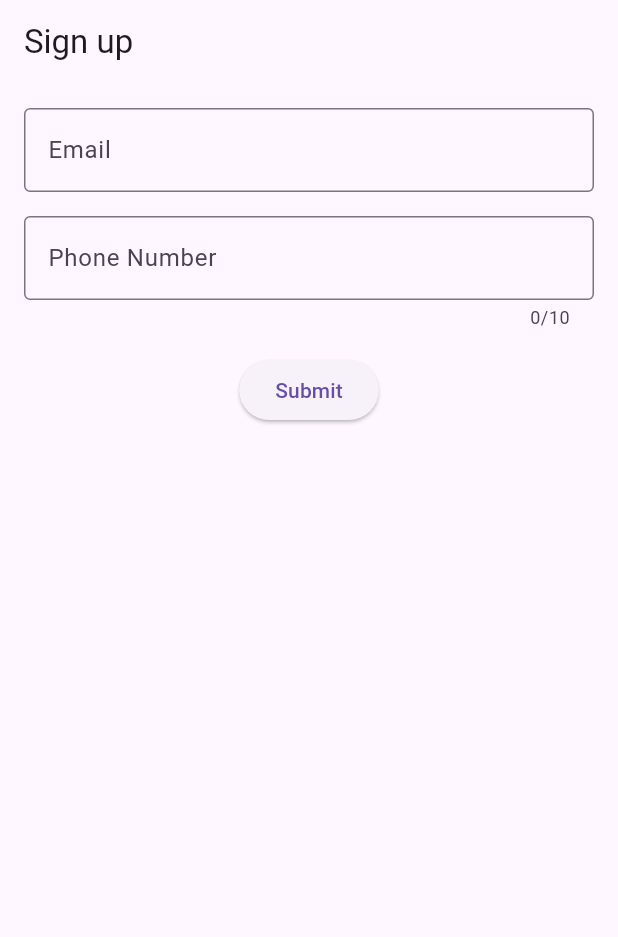
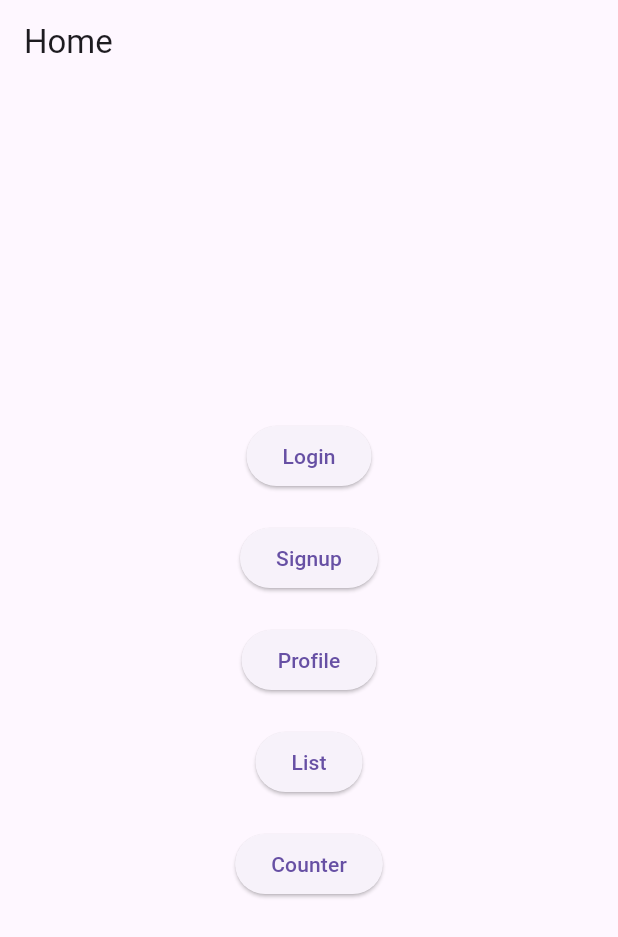
Before and after one commit to pranaykumar-rpk/flutter_learning, a Flutter app: the screen it shows after launch, on a phone screen of 412 x 824 dp. Shown: the top 937 px of the screen. Run offline on Flutter 3.47's test engine with Material 3 defaults, Android fonts, the phone set to English and light mode, and no system bars.

Commit message:
Implemented listviews, assets, and routing

```diff
--- a/lib/27Feb/sign_up_screen.dart
+++ b/lib/27Feb/sign_up_screen.dart
@@ -1,5 +1,6 @@
 import 'package:flutter/material.dart';
 import 'package:flutter/services.dart';
+import 'package:flutter_learning/profile.dart';
 
 class SignUpScreen extends StatefulWidget {
   const SignUpScreen({super.key});
@@ -30,6 +31,11 @@ class _SignUpScreenState extends State<SignUpScreen> {
           child: Column(
             spacing: 16,
             children: [
+              Image.asset(
+                'assets/images/signup.jpg',
+                width: 150,
+                height: 150,
+              ),
               TextFormField(
                 validator: (String? value) {
                   if (value == null) {
@@ -72,6 +78,9 @@ class _SignUpScreenState extends State<SignUpScreen> {
                     if (_formKey.currentState!.validate()) {
                       snackBar = SnackBar(
                           content: Text('Form submitted successfully!'));
+                      Navigator.of(context).push(MaterialPageRoute(
+                        builder: (context) => Profile(),
+                      ));
                     } else {
                       snackBar = SnackBar(
                           content: Text('Error: Invalid form details!'));
--- /dev/null
+++ b/lib/home_screen.dart
@@ -0,0 +1,70 @@
+import 'package:flutter/material.dart';
+import 'package:flutter_learning/27Feb/login_form.dart';
+import 'package:flutter_learning/27Feb/sign_up_screen.dart';
+import 'package:flutter_learning/4th_march/counter_screen.dart';
+import 'package:flutter_learning/4th_march/scroll_example.dart';
+import 'package:flutter_learning/profile.dart';
+
+class HomeScreen extends StatelessWidget {
+  const HomeScreen({super.key});
+
+  @override
+  Widget build(BuildContext context) {
+    return Scaffold(
+      appBar: AppBar(
+        title: Text('Home'),
+      ),
+      body: Center(
+        child: Container(
+          child: Column(
+            spacing: 20,
+            crossAxisAlignment: CrossAxisAlignment.center,
+            mainAxisAlignment: MainAxisAlignment.center,
+            children: [
+              ElevatedButton(
+                onPressed: () {
+                  Navigator.of(context).push(MaterialPageRoute(
+                    builder: (context) => LoginFormScreen(),
+                  ));
+                },
+                child: Text('Login'),
+              ),
+              ElevatedButton(
+                onPressed: () {
+                  Navigator.of(context).push(MaterialPageRoute(
+                    builder: (context) => SignUpScreen(),
+                  ));
+                },
+                child: Text('Signup'),
+              ),
+              ElevatedButton(
+                onPressed: () {
+                  Navigator.of(context).push(MaterialPageRoute(
+                    builder: (context) => Profile(),
+                  ));
+                },
+                child: Text('Profile'),
+              ),
+              ElevatedButton(
+                onPressed: () {
+                  Navigator.of(context).push(MaterialPageRoute(
+                    builder: (context) => ScrollExample(),
+                  ));
+                },
+                child: Text('List'),
+              ),
+              ElevatedButton(
+                onPressed: () {
+                  Navigator.of(context).push(MaterialPageRoute(
+                    builder: (context) => CounterScreen(),
+                  ));
+                },
+                child: Text('Counter'),
+              )
+            ],
+          ),
+        ),
+      ),
+    );
+  }
+}
--- a/lib/main.dart
+++ b/lib/main.dart
@@ -1,5 +1,8 @@
 import 'package:flutter/material.dart';
 import 'package:flutter_learning/27Feb/sign_up_screen.dart';
+import 'package:flutter_learning/home_screen.dart';
+import 'package:flutter_learning/4th_march/scroll_example.dart';
+import 'package:flutter_learning/profile.dart';
 
 void main() {
   runApp(HomePage());
@@ -10,8 +13,6 @@ class HomePage extends StatelessWidget {
 
   @override
   Widget build(BuildContext context) {
-    return MaterialApp(
-      home: SignUpScreen(),
-    );
+    return MaterialApp(home: HomeScreen());
   }
 }
```
Also changed, not shown: lib/4th_march/counter_decrement.dart (added, +68 -0 lines), lib/4th_march/counter_screen.dart (added, +54 -0 lines), lib/4th_march/scroll_example.dart (added, +102 -0 lines), lib/profile.dart (+9 -3 lines), pubspec.yaml (+3 -5 lines), assets/images/signup.jpg (added), 1 other file.
